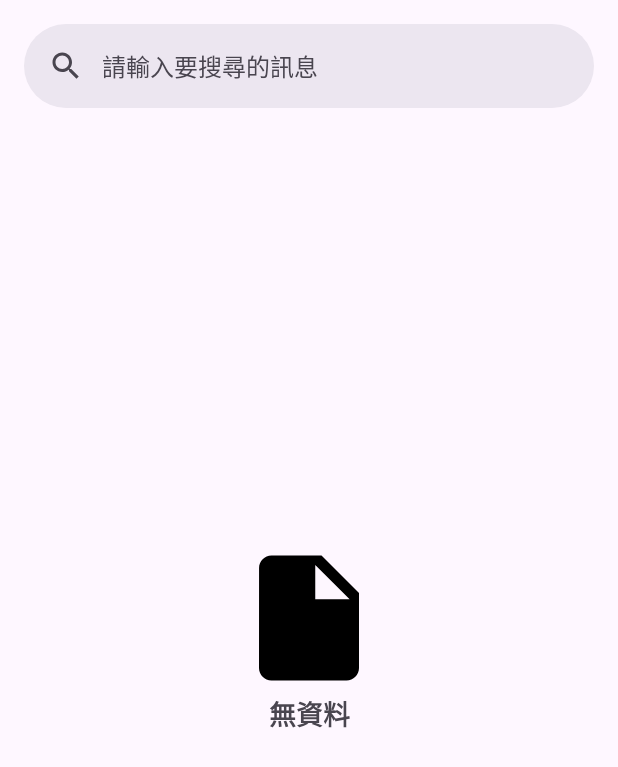
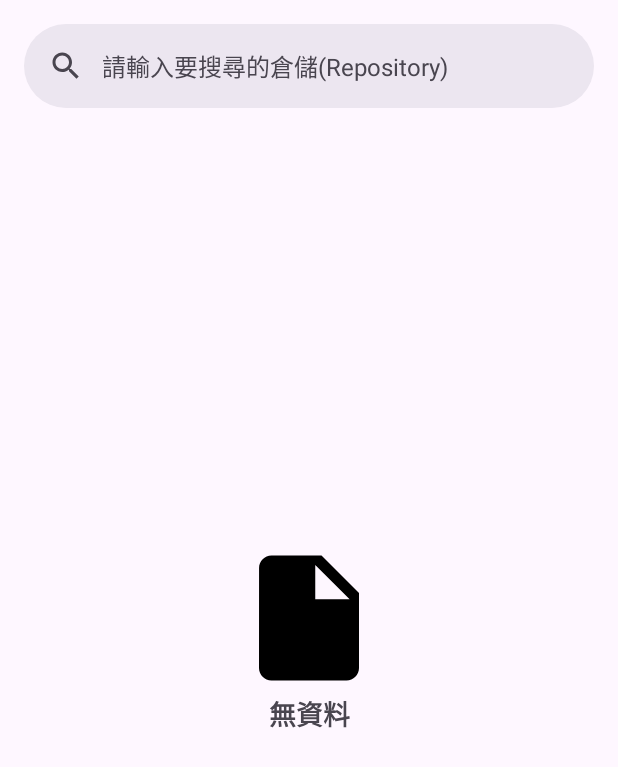
Before and after one commit to givemepassxd999/github_search, an Android app: the screen it shows after launch (MainActivity), on a phone screen of 412 x 824 dp. Shown: the top 767 px of the screen. Run offline under Robolectric (Android 15) with nearby library versions, the phone set to English and light mode, and no system bars; our stand-ins replace Timber, paging; network calls fail.

Commit message:
refactor: 調整相關資源檔用詞

```diff
--- a/app/src/main/res/values/strings.xml
+++ b/app/src/main/res/values/strings.xml
@@ -1,10 +1,10 @@
 <resources>
     <string name="app_name">GithubSearchApiDemo</string>
-    <string name="searchbar_hint">請輸入要搜尋的訊息</string>
+    <string name="searchbar_hint">請輸入要搜尋的倉儲(Repository)</string>
     <string name="no_internet_connection_available">無網路可使用</string>
     <string name="http_error">發生錯誤:%1$s</string>
     <string name="internet_error">網路錯誤</string>
     <string name="unknown_error">發生未知錯誤</string>
-    <string name="image_desc">image_desc</string>
+    <string name="image_desc">圖片</string>
     <string name="no_data">無資料</string>
 </resources>
```
